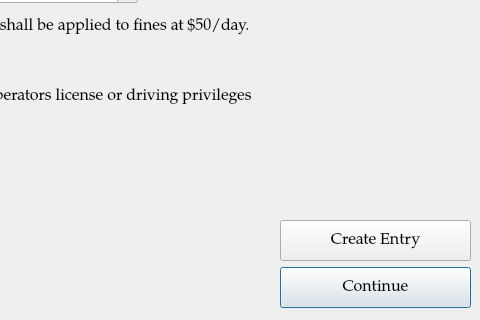
Qt form ui/AbilityToPayDialog.ui (HunterProgram22/MuniEntry) before a commit; both pictures show x 520 to 1000 and y 480 to 800 of the 1000 by 800 pixel window.
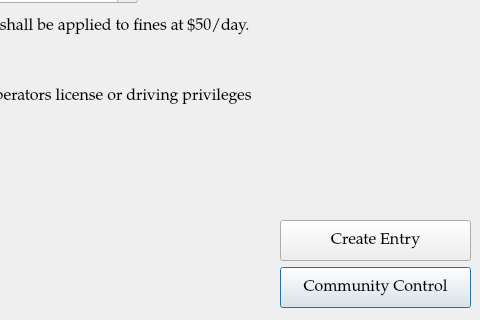
The same form after that commit.

```diff
--- a/ui/AbilityToPayDialog.ui
+++ b/ui/AbilityToPayDialog.ui
@@ -41,7 +41,7 @@
     </rect>
    </property>
    <property name="text">
-    <string>Continue</string>
+    <string>Community Control</string>
    </property>
   </widget>
   <widget class="QFrame" name="case_information_frame">
```
Left out of the diff: 15 changed lines with no effect on the pictures.
